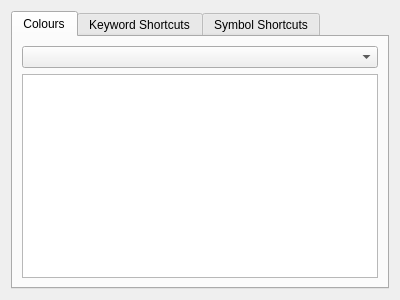
The window that example/exampleWidgetQt/preferences.ui (JohnDTill/Forscape) describes before a commit, drawn with Qt 5.
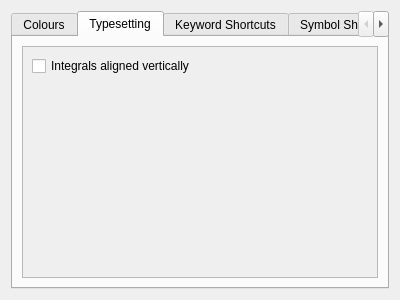
The same window after the commit.

Commit message: Integral layout user preference (#86)

Patch:
```diff
--- a/example/exampleWidgetQt/preferences.ui
+++ b/example/exampleWidgetQt/preferences.ui
@@ -17,7 +17,7 @@
    <item>
     <widget class="QTabWidget" name="tabWidget">
      <property name="currentIndex">
-      <number>0</number>
+      <number>1</number>
      </property>
      <widget class="QWidget" name="colours">
       <attribute name="title">
@@ -46,6 +46,55 @@
        </item>
       </layout>
      </widget>
+     <widget class="QWidget" name="tab">
+      <attribute name="title">
+       <string>Typesetting</string>
+      </attribute>
+      <layout class="QVBoxLayout" name="verticalLayout_4">
+       <item>
+        <widget class="QScrollArea" name="scrollArea_2">
+         <property name="widgetResizable">
+          <bool>true</bool>
+         </property>
+         <property name="alignment">
+          <set>Qt::AlignLeading|Qt::AlignLeft|Qt::AlignTop</set>
+         </property>
+         <widget class="QWidget" name="scrollAreaWidgetContents_2">
+          <property name="geometry">
+           <rect>
+            <x>0</x>
+            <y>0</y>
+            <width>358</width>
+            <height>232</height>
+           </rect>
+          </property>
+          <layout class="QVBoxLayout" name="verticalLayout_5">
+           <item>
+            <widget class="QCheckBox" name="integralCheckBox">
+             <property name="text">
+              <string>Integrals aligned vertically</string>
+             </property>
+            </widget>
+           </item>
+           <item>
+            <spacer name="verticalSpacer">
+             <property name="orientation">
+              <enum>Qt::Vertical</enum>
+             </property>
+             <property name="sizeHint" stdset="0">
+              <size>
+               <width>20</width>
+               <height>40</height>
+              </size>
+             </property>
+            </spacer>
+           </item>
+          </layout>
+         </widget>
+        </widget>
+       </item>
+      </layout>
+     </widget>
      <widget class="QWidget" name="Commands">
       <attribute name="title">
        <string>Keyword Shortcuts</string>
```
The commit also changes 64 other files.
